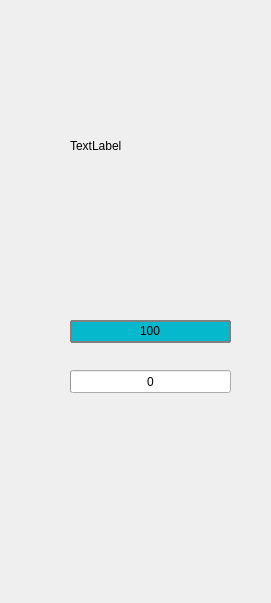
This is testWidget/player.ui in hg-hg/2019-DungeonNStones as Qt 5 draws it before an edit. The edited form follows.
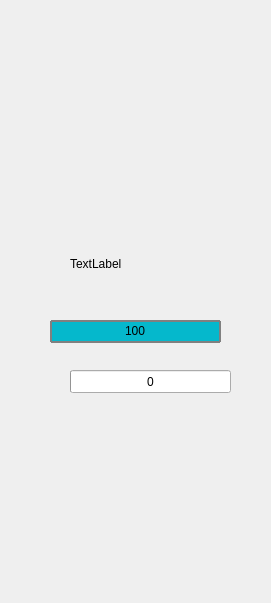
This is the edited form. Icons and pictures are not drawn.

What changed in the file:
```diff
--- a/testWidget/player.ui
+++ b/testWidget/player.ui
@@ -16,9 +16,9 @@
   <widget class="QProgressBar" name="HP">
    <property name="geometry">
     <rect>
-     <x>70</x>
+     <x>50</x>
      <y>320</y>
-     <width>161</width>
+     <width>171</width>
      <height>23</height>
     </rect>
    </property>
@@ -63,12 +63,15 @@
      <x>70</x>
      <y>10</y>
      <width>131</width>
-     <height>271</height>
+     <height>261</height>
     </rect>
    </property>
    <property name="text">
     <string>TextLabel</string>
    </property>
+   <property name="alignment">
+    <set>Qt::AlignBottom|Qt::AlignLeading|Qt::AlignLeft</set>
+   </property>
   </widget>
   <widget class="QWidget" name="verticalLayoutWidget">
    <property name="geometry">
```
